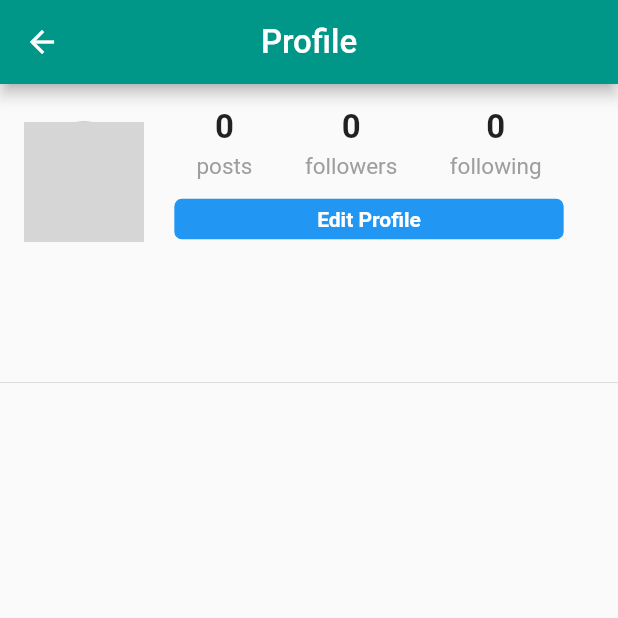
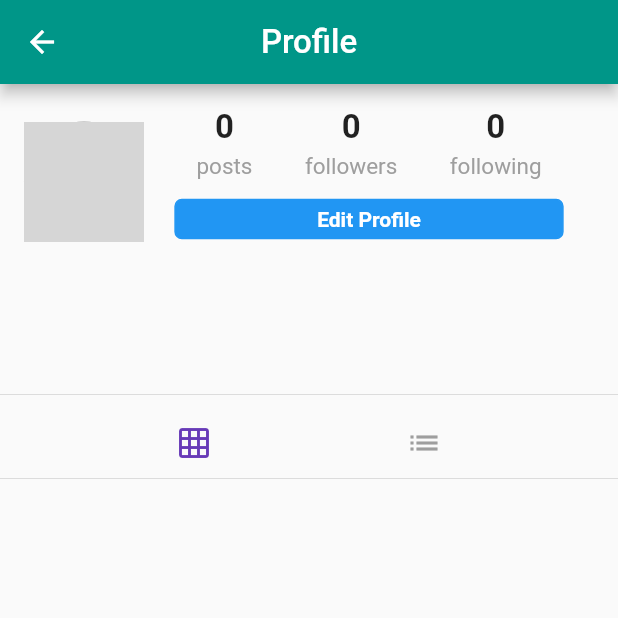
Before and after one commit to khadetou/fluttershare, a Flutter app: the Profile screen opened directly with empty values, on a phone screen of 412 x 824 dp, the top half of it. Run offline on Flutter 3.47's test engine with Material 2 defaults, Android fonts, the light colour scheme and no system bars; our stand-ins replace cached_network_image, cloud_firestore, firebase_core, firebase_storage, flutter_svg, geocoding and 4 more; accounts and stored records are empty; network calls fail; grey boxes are pictures that could not be loaded.

Commit message:
toggle profile post orientation

```diff
--- a/lib/functions/build_profile_header.dart
+++ b/lib/functions/build_profile_header.dart
@@ -85,3 +85,6 @@ buildProfileHeader(BuildContext context,
         );
       });
 }
+
+
+// 780160034 numéro d'un inconnu
--- a/lib/functions/profile/build_profile_posts.dart
+++ b/lib/functions/profile/build_profile_posts.dart
@@ -3,10 +3,14 @@ import 'package:fluttershare/widgets/post_tile.dart';
 
 import '../../widgets/progress.dart';
 
-buildProfilePosts({required isLoading, required posts}) {
+buildProfilePosts({
+  required isLoading,
+  required posts,
+  required String postOrientation,
+}) {
   if (isLoading) {
     return circularProgress();
-  }
+  } else if (postOrientation == "grid") {
     List<GridTile> gridTiles = [];
     posts.forEach((post) {
       gridTiles.add(
@@ -26,7 +30,9 @@ buildProfilePosts({required isLoading, required posts}) {
       physics: const NeverScrollableScrollPhysics(),
       children: gridTiles,
     );
-  // return Column(
-  //   children: posts,
-  // );
+  } else if (postOrientation == "list") {
+    return Column(
+      children: posts,
+    );
   }
+}
--- /dev/null
+++ b/lib/functions/profile/build_toggle_post_orientation.dart
@@ -0,0 +1,27 @@
+import 'package:flutter/material.dart';
+
+buildTogglePostOrientation(
+  BuildContext context, {
+  required setPostOrientation,
+  required String postOrientation,
+}) {
+  return Row(
+    mainAxisAlignment: MainAxisAlignment.spaceEvenly,
+    children: [
+      IconButton(
+        icon: const Icon(Icons.grid_on),
+        color: postOrientation == "grid"
+            ? Theme.of(context).primaryColor
+            : Colors.grey,
+        onPressed: () => setPostOrientation("grid"),
+      ),
+      IconButton(
+        icon: const Icon(Icons.list),
+        color: postOrientation == "list"
+            ? Theme.of(context).primaryColor
+            : Colors.grey,
+        onPressed: () => setPostOrientation("list"),
+      ),
+    ],
+  );
+}
--- a/lib/pages/profile.dart
+++ b/lib/pages/profile.dart
@@ -1,11 +1,12 @@
 import 'package:cloud_firestore/cloud_firestore.dart';
 import 'package:flutter/material.dart';
 import 'package:fluttershare/functions/build_profile_header.dart';
+import 'package:fluttershare/functions/profile/build_toggle_post_orientation.dart';
 import 'package:fluttershare/widgets/header.dart';
+import 'package:logger/logger.dart';
 import '../functions/profile/build_profile_posts.dart';
 import '../models/user.dart';
 import '../widgets/post.dart';
-import '../widgets/progress.dart';
 import 'edit_profile.dart';
 import "package:fluttershare/pages/homepage.dart";
 
@@ -20,6 +21,7 @@ class Profile extends StatefulWidget {
 }
 
 class _ProfileState extends State<Profile> {
+  String postOrientation = "grid";
   bool isLoading = false;
   int postCount = 0;
   List<Post> posts = [];
@@ -118,6 +120,12 @@ class _ProfileState extends State<Profile> {
     });
   }
 
+  setPostOrientation(String postOrientation) {
+    setState(() {
+      this.postOrientation = postOrientation;
+    });
+  }
+
   @override
   Widget build(BuildContext context) {
     return Scaffold(
@@ -131,12 +139,19 @@ class _ProfileState extends State<Profile> {
             buildCountColumn: buildCountColumn,
             postCount: postCount,
           ),
+          const Divider(),
+          buildTogglePostOrientation(
+            context,
+            setPostOrientation: setPostOrientation,
+            postOrientation: postOrientation,
+          ),
           const Divider(
             height: 0.0,
           ),
           buildProfilePosts(
             isLoading: isLoading,
             posts: posts,
+            postOrientation: postOrientation,
           ),
         ],
       ),
```
Lines whose indentation alone changed are shown as unchanged.
